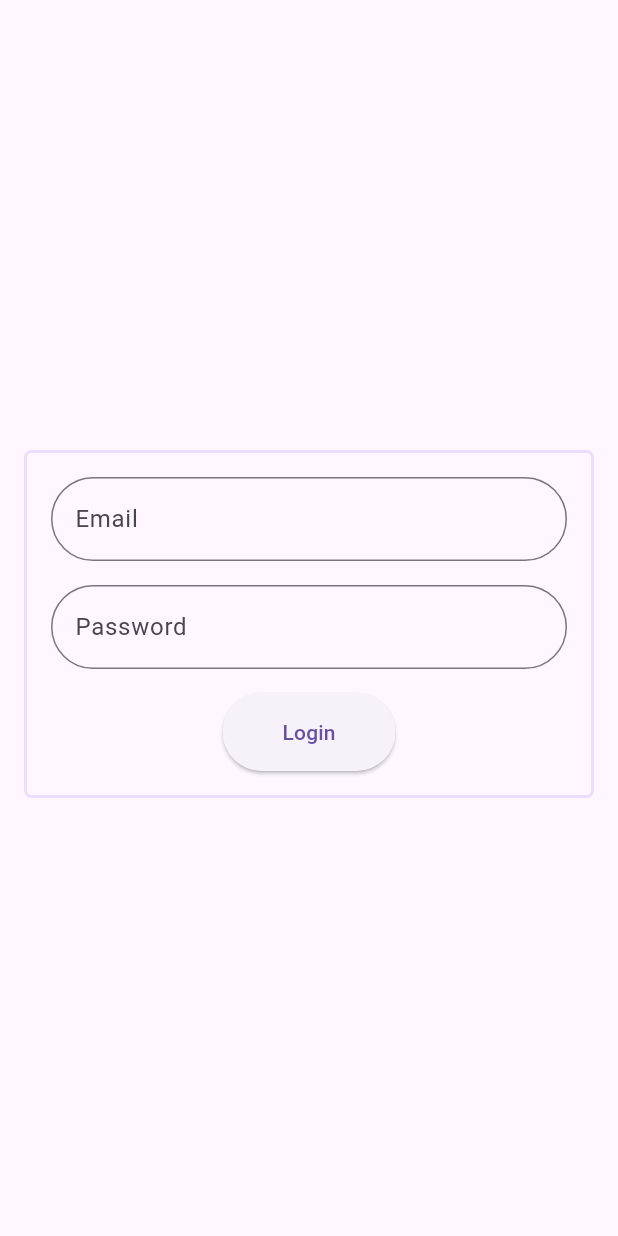
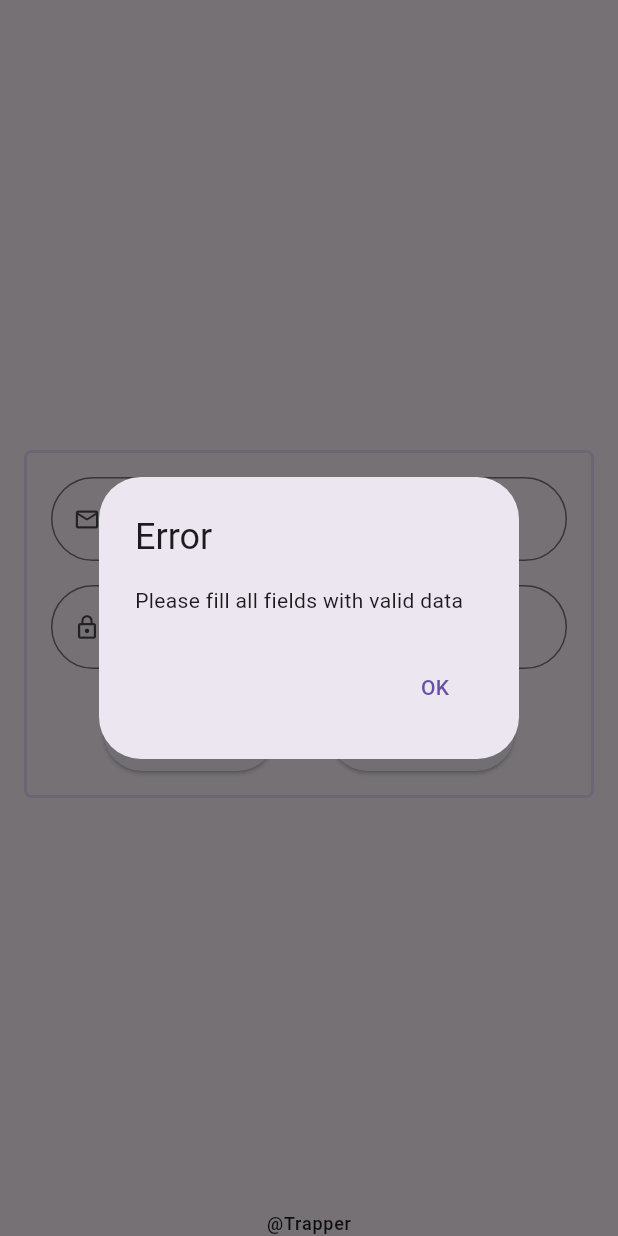
Before and after one commit to alexcao194/trapper, a Flutter app: the screen it shows after launch, after a tap on "Login", on a phone screen of 412 x 824 dp. Run offline on Flutter 3.47's test engine with Material 3 defaults, Android fonts, the phone set to English and light mode, and no system bars; our stand-ins replace bloc, dartz, dio, equatable, flutter_bloc, get_it and 3 more; accounts and stored records are empty; statements that could not run were skipped.

Commit message:
sign up screen with sample logic

```diff
--- a/lib/app/data/model/profile_model.dart
+++ b/lib/app/data/model/profile_model.dart
@@ -1,7 +1,7 @@
 import 'package:trapper/app/domain/entity/profile.dart';
 
-class ProfileModel extends Profile{
-  ProfileModel({required super.name, required super.email, required super.photoUrl, required super.gender, required super.birthDate});
+class ProfileModel extends Profile {
+  ProfileModel({required super.name, required super.email, super.photoUrl, required super.gender, required super.birthDate});
 
   factory ProfileModel.fromJson(Map<String, dynamic> json) {
     return ProfileModel(
--- a/lib/app/domain/entity/account.dart
+++ b/lib/app/domain/entity/account.dart
@@ -6,4 +6,9 @@ class Account {
     required this.email,
     required this.password,
   });
+
+  @override
+  String toString() {
+    return 'Account(email: $email, password: $password)';
+  }
 }
--- a/lib/app/presentation/screen/login_screen.dart
+++ b/lib/app/presentation/screen/login_screen.dart
@@ -2,7 +2,11 @@ import 'package:flutter/material.dart';
 import 'package:flutter/services.dart';
 import 'package:flutter_bloc/flutter_bloc.dart';
 import 'package:rive/rive.dart';
-import '../../../core/validate/account_validator.dart';
+import 'package:go_router/go_router.dart';
+import 'package:trapper/config/const/dimen.dart';
+import 'package:trapper/config/go_router/app_go_router.dart';
+import 'package:trapper/utils/dialog_tools.dart';
+import '../../../utils/validator.dart';
 import '../../../generated/assets.dart';
 import '../../domain/entity/account.dart';
 import '../widget/rounded_text_field.dart';
@@ -34,21 +38,28 @@ class _LoginScreenState extends State<LoginScreen> {
   Widget build(BuildContext context) {
     var size = MediaQuery.of(context).size;
     return Scaffold(
-      body: SafeArea(child: BlocBuilder<AuthBloc, AuthState>(
+      body: SafeArea(
+        child: BlocConsumer<AuthBloc, AuthState>(
+          listener: (context, state) {
+            if (state is AuthStateAuthenticated) {
+              _successTrigger.fire();
+              context.go(RoutePath.home);
+            } else if (state is AuthStateFailure) {
+              _failTrigger.fire();
+              DialogTools.showFailureDialog(context, message: state.error);
+            }
+          },
           builder: (context, state) {
             return Stack(
               children: [
                 Row(
                   children: [
-                  if (size.width > 800)
+                    if (size.width > Dimen.mobileWidth)
                       Expanded(
                         child: Padding(
                           padding: const EdgeInsets.all(16.0),
                           child: Container(
-                        decoration: BoxDecoration(
-                          color: Theme.of(context).colorScheme.primaryContainer,
-                          borderRadius: BorderRadius.circular(25)
-                        ),
+                            decoration: BoxDecoration(color: Theme.of(context).colorScheme.primaryContainer, borderRadius: BorderRadius.circular(25)),
                             child: Center(
                               child: Text(
                                 'Trapper',
@@ -84,8 +95,8 @@ class _LoginScreenState extends State<LoginScreen> {
                                     labelText: 'Email',
                                     hintText: 'example@gmail.com',
                                     errorText: emailError,
-                                  obscureText: false,
                                     controller: _email,
+                                    prefixIcon: const Icon(Icons.email_outlined, size: 18),
                                     onTap: lookOn,
                                     onChanged: lookFollow,
                                     onTapOutside: (event) => stopLooking(),
@@ -94,6 +105,7 @@ class _LoginScreenState extends State<LoginScreen> {
                                   RoundedTextField(
                                     labelText: "Password",
                                     hintText: "********",
+                                    prefixIcon: const Icon(Icons.lock_outline, size: 18),
                                     errorText: passwordError,
                                     obscureText: true,
                                     controller: _password,
@@ -101,19 +113,39 @@ class _LoginScreenState extends State<LoginScreen> {
                                     onTapOutside: (event) => stopLooking(),
                                   ),
                                   const SizedBox(height: 16),
+                                  Row(
+                                    mainAxisAlignment: MainAxisAlignment.spaceEvenly,
+                                    children: [
                                       ElevatedButton(
                                         onPressed: () {
                                           if (canLogin) {
                                             login();
+                                          } else {
+                                            DialogTools.showFailureDialog(context, message: 'Please fill all fields with valid data');
                                           }
                                         },
                                         child: Container(
                                           padding: const EdgeInsets.all(16),
                                           child: const Text('Login'),
-                                    ))
+                                        ),
+                                      ),
+                                      ElevatedButton(
+                                        onPressed: signup,
+                                        child: Container(
+                                          padding: const EdgeInsets.all(16),
+                                          child: const Text('Signup'),
+                                        ),
+                                      ),
+                                    ],
+                                  ),
                                 ],
                               ),
                             ),
+                          ),
+                          Expanded(child: Container()),
+                          Text(
+                            '@Trapper',
+                            style: Theme.of(context).textTheme.labelMedium,
                           ),
                         ],
                       ),
@@ -130,7 +162,8 @@ class _LoginScreenState extends State<LoginScreen> {
               ],
             );
           },
-      )),
+        ),
+      ),
     );
   }
 
@@ -168,25 +201,16 @@ class _LoginScreenState extends State<LoginScreen> {
 
     _email.addListener(() {
       setState(() {
-        emailError = AccountValidator.validateEmail(_email.text);
+        emailError = Validator.email(_email.text);
         canLogin = emailError == null && passwordError == null;
       });
     });
 
     _password.addListener(() {
       setState(() {
-        passwordError = AccountValidator.validatePassword(_password.text);
+        passwordError = Validator.password(_password.text);
         canLogin = emailError == null && passwordError == null;
       });
-    });
-
-    context.read<AuthBloc>().stream.listen((state) {
-      print(state.runtimeType);
-      if (state is AuthStateAuthenticated) {
-        _successTrigger.fire();
-      } else if (state is AuthStateFailure) {
-        _failTrigger.fire();
-      }
     });
   }
 
@@ -221,4 +245,10 @@ class _LoginScreenState extends State<LoginScreen> {
           ),
         );
   }
+
+  void signup() {
+    _isChecking.change(false);
+    _isHandUp.change(false);
+    DialogTools.showSignupDialog(context);
   }
+}
--- a/lib/app/presentation/widget/rounded_text_field.dart
+++ b/lib/app/presentation/widget/rounded_text_field.dart
@@ -7,18 +7,22 @@ class RoundedTextField extends StatelessWidget {
   final bool obscureText;
   final TextEditingController controller;
   final VoidCallback? onTap;
+  final Widget? suffixIcon;
+  final Widget? prefixIcon;
   final ValueChanged<String>? onChanged;
   final Function(PointerDownEvent)? onTapOutside;
   const RoundedTextField({
     super.key,
     required this.hintText,
     required this.labelText,
-    required this.obscureText,
+    this.obscureText = false,
     required this.controller,
     this.onTap,
     this.onChanged,
     this.onTapOutside,
-    this.errorText
+    this.errorText,
+    this.suffixIcon,
+    this.prefixIcon,
   });
 
   @override
@@ -28,8 +32,10 @@ class RoundedTextField extends StatelessWidget {
       obscureText: obscureText,
       decoration: InputDecoration(
         hintText: hintText,
-        error: errorText != null ? Text(errorText!) : null,
+        error: errorText != null ? Text(errorText!, style: TextStyle(color: Theme.of(context).colorScheme.error)) : null,
         label: Text(labelText),
+        suffixIcon: suffixIcon,
+        prefixIcon: prefixIcon,
         border: OutlineInputBorder(
           borderRadius: BorderRadius.circular(100),
           borderSide: BorderSide(
--- /dev/null
+++ b/lib/config/const/dimen.dart
@@ -0,0 +1,5 @@
+class Dimen {
+  const Dimen._();
+
+  static const double mobileWidth = 800;
+}
--- a/lib/config/go_router/app_go_router.dart
+++ b/lib/config/go_router/app_go_router.dart
@@ -2,12 +2,13 @@ import 'package:flutter/material.dart';
 import 'package:flutter_bloc/flutter_bloc.dart';
 import 'package:go_router/go_router.dart';
 import 'package:trapper/app/presentation/bloc/auth/auth_bloc.dart';
+import 'package:trapper/app/presentation/screen/home_screen.dart';
 import 'package:trapper/app/presentation/screen/login_screen.dart';
 
 class AppGoRouter {
   static get router => GoRouter(
         redirect: (context, state) {
-      if(RoutePath.publicPaths.contains(state.path)) {
+          if (RoutePath.publicPaths.contains(state.path)) {
             return null;
           }
           if (context.read<AuthBloc>().state is AuthStateAuthenticated) {
@@ -19,6 +20,10 @@ class AppGoRouter {
           GoRoute(
             path: RoutePath.login,
             pageBuilder: (context, state) => const MaterialPage(child: LoginScreen()),
+          ),
+          GoRoute(
+            path: RoutePath.home,
+            pageBuilder: (context, state) => const MaterialPage(child: HomeScreen()),
           ),
         ],
       );
--- /dev/null
+++ b/lib/utils/dialog_tools.dart
@@ -0,0 +1,38 @@
+import 'package:flutter/material.dart';
+import 'package:trapper/app/presentation/widget/form_text_field.dart';
+import 'package:trapper/app/presentation/widget/rounded_text_field.dart';
+import 'package:trapper/app/presentation/widget/sign_up_box.dart';
+import 'package:trapper/utils/validator.dart';
+
+class DialogTools {
+  static void showFailureDialog(
+    BuildContext context, {
+    required String message,
+  }) {
+    showDialog(
+      context: context,
+      builder: (context) => AlertDialog(
+        title: const Text('Error'),
+        content: Text(message),
+        actions: [
+          TextButton(
+            onPressed: () => Navigator.of(context).pop(),
+            child: const Text('OK'),
+          ),
+        ],
+      ),
+    );
+  }
+
+  static void showSignupDialog(BuildContext context) {
+    showDialog(
+      context: context,
+      builder: (context) => const SimpleDialog(
+        title: Text('Sign up'),
+        children: [
+          SignUpBox(),
+        ],
+      ),
+    );
+  }
+}
```
Also changed, not shown: lib/app/domain/entity/profile.dart (+7 -2 lines), lib/app/presentation/bloc/auth/auth_bloc.dart (+7 -0 lines), lib/app/presentation/screen/home_screen.dart (added, +10 -0 lines), lib/app/presentation/widget/form_text_field.dart (added, +40 -0 lines), lib/app/presentation/widget/sign_up_box.dart (added, +224 -0 lines), lib/core/validate/account_validator.dart (deleted, +0 -21 lines), lib/utils/validator.dart (added, +38 -0 lines). Lines whose indentation alone changed are shown as unchanged.
